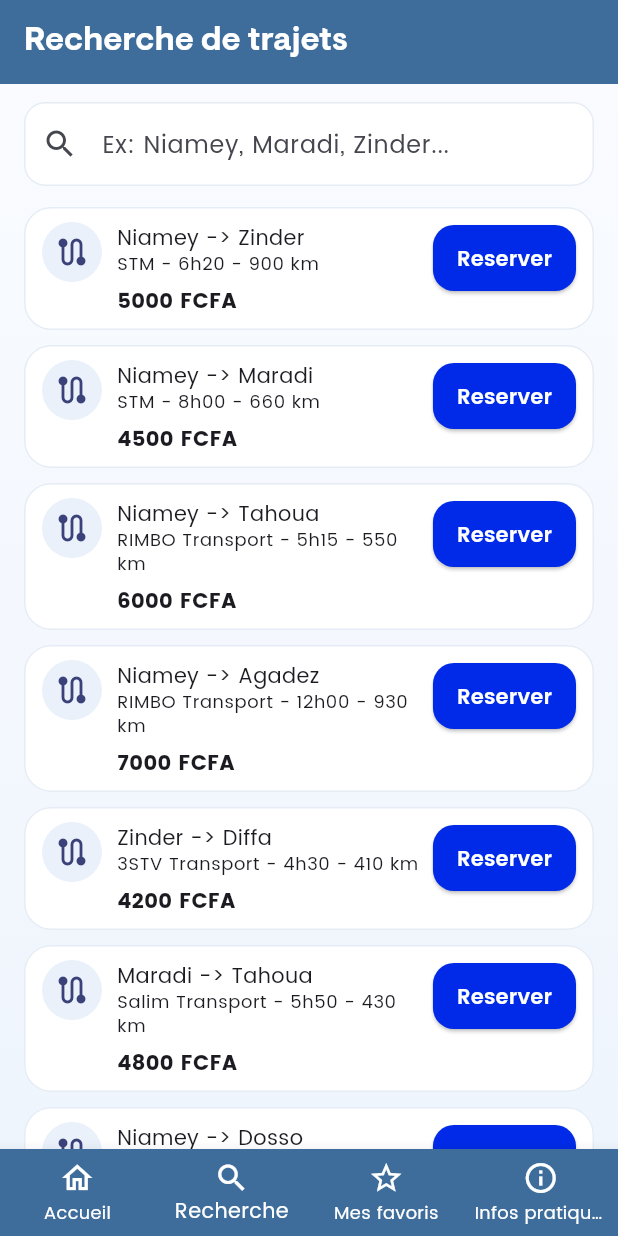
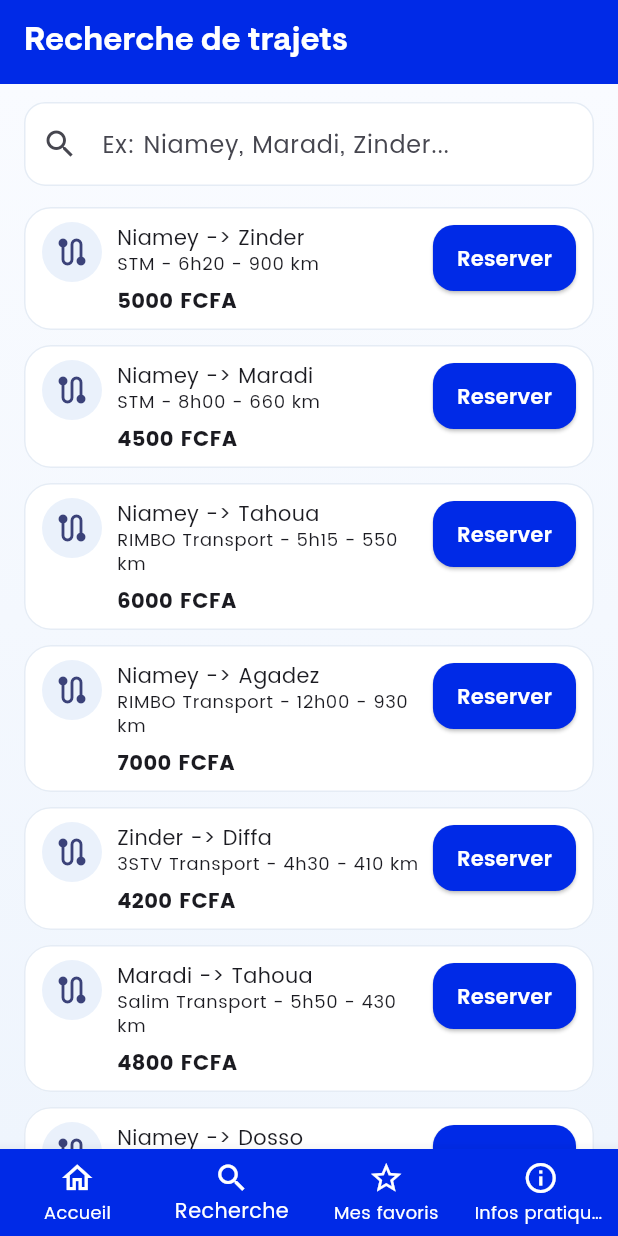
Before and after one commit to Marankane/les-1er-projets-D-veloppement-Mobile-flutter, a Flutter app: the screen it shows after launch, item 2 of the bottom bar chosen, on a phone screen of 412 x 824 dp. Run offline on Flutter 3.47's test engine with Material 3 defaults, Android fonts, the phone set to English and light mode, and no system bars; our stand-ins replace shared_preferences.

Commit message:
2em commit

```diff
--- a/lib/main.dart
+++ b/lib/main.dart
@@ -87,10 +87,10 @@ class BalaguroApp extends StatelessWidget {
           ),
         ),
         scaffoldBackgroundColor: const Color(0xFFF2F6FC),
-        appBarTheme: const AppBarTheme(
+        appBarTheme: AppBarTheme(
           elevation: 0,
           scrolledUnderElevation: 0,
-          backgroundColor: Color(0xFF3E6D9C),
+          backgroundColor: primary,
           foregroundColor: Colors.white,
           centerTitle: false,
         ),
@@ -121,12 +121,12 @@ class BalaguroApp extends StatelessWidget {
             ),
           ),
         ),
-        floatingActionButtonTheme: const FloatingActionButtonThemeData(
-          backgroundColor: Color(0xFF3E6D9C),
+        floatingActionButtonTheme: FloatingActionButtonThemeData(
+          backgroundColor: primary,
           foregroundColor: Colors.white,
         ),
-        bottomNavigationBarTheme: const BottomNavigationBarThemeData(
-          backgroundColor: Color(0xFF3E6D9C),
+        bottomNavigationBarTheme: BottomNavigationBarThemeData(
+          backgroundColor: primary,
           selectedItemColor: Colors.white,
           unselectedItemColor: Colors.white,
           selectedLabelStyle: TextStyle(color: Colors.white),
```
